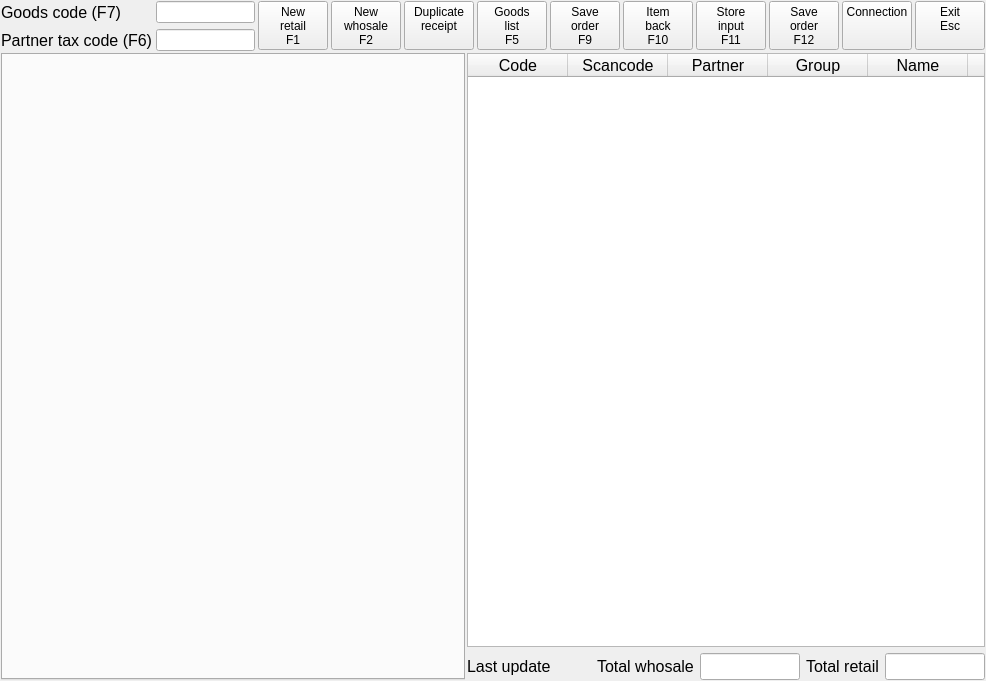
End1-1/Cafe5, file Shop/working.ui: the form before one commit.
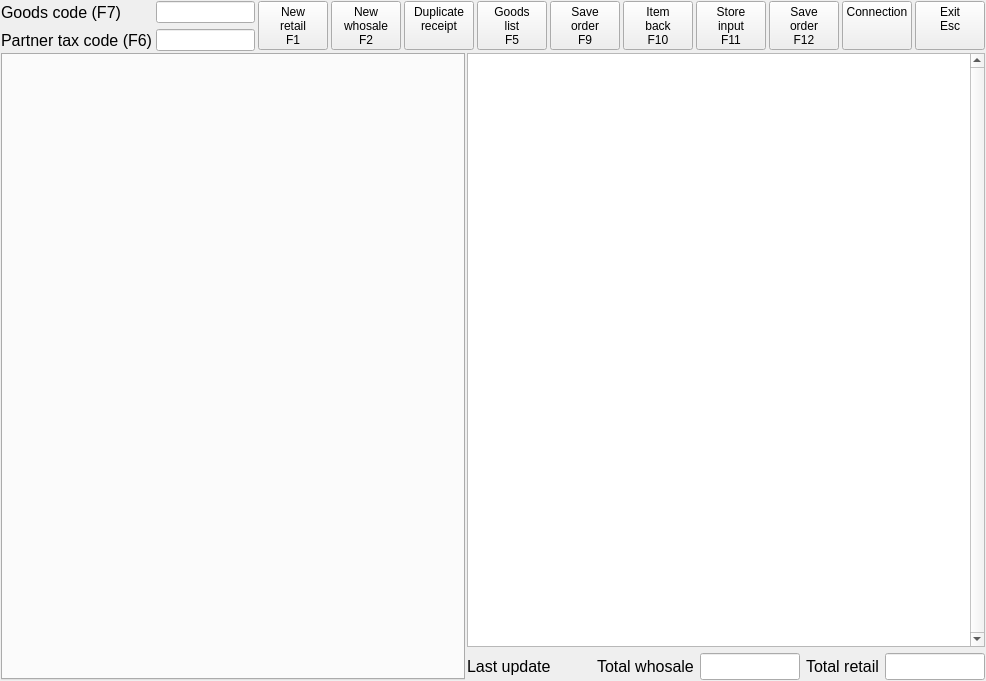
The form after the commit. Icons and pictures are not drawn. Custom widgets are drawn as their Qt base class.

```diff
--- a/Shop/working.ui
+++ b/Shop/working.ui
@@ -90,7 +90,7 @@
 };</string>
         </property>
         <property name="verticalScrollBarPolicy">
-         <enum>Qt::ScrollBarAsNeeded</enum>
+         <enum>Qt::ScrollBarAlwaysOn</enum>
         </property>
         <property name="horizontalScrollBarPolicy">
          <enum>Qt::ScrollBarAlwaysOff</enum>
@@ -108,10 +108,10 @@
          <bool>false</bool>
         </property>
         <attribute name="horizontalHeaderVisible">
-         <bool>true</bool>
+         <bool>false</bool>
         </attribute>
         <attribute name="verticalHeaderVisible">
-         <bool>true</bool>
+         <bool>false</bool>
         </attribute>
         <column>
          <property name="text">
@@ -755,6 +755,11 @@
    <extends>QLineEdit</extends>
    <header>c5lineedit.h</header>
   </customwidget>
+  <customwidget>
+   <class>C5TableWidget</class>
+   <extends>QTableWidget</extends>
+   <header location="global">c5tablewidget.h</header>
+  </customwidget>
  </customwidgets>
  <tabstops>
   <tabstop>leCode</tabstop>
```
Left out of the diff: 2 changed lines with no effect on the pictures.
